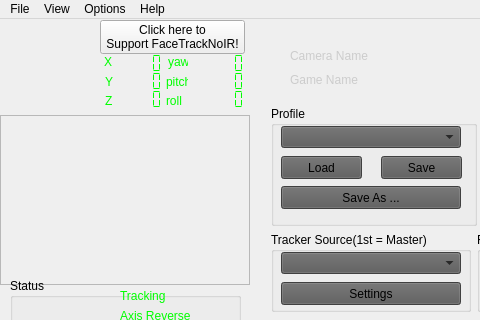
Old version of the form FaceTrackNoIR/FaceTrackNoIR.ui in the repository opentrack/opentrack; both pictures show x 0 to 480 and y 0 to 320 of the 925 by 415 pixel window.
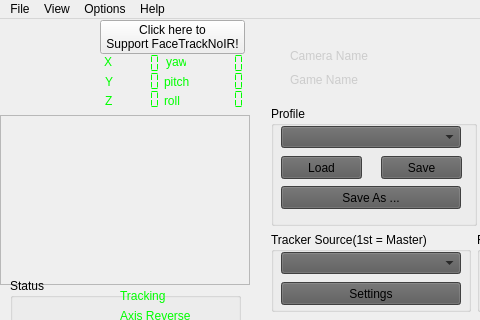
New version of the form. Icons and pictures are not drawn.

Commit message: Created a FaceTrackNoIR-version of FreeTrackClient.dll, because the existing one was crashing ArmA2. Made a 64-bit version too. The FTReportName function was a trouble-maker. In the repo of FreeTrack it expects a pointer to a name, in reality, it should receive an integer... Cost me a while to figure out why ArmA kept crashing :(

The edit to the form file:
```diff
--- a/FaceTrackNoIR/FaceTrackNoIR.ui
+++ b/FaceTrackNoIR/FaceTrackNoIR.ui
@@ -342,7 +342,7 @@
             <widget class="QLCDNumber" name="lcdNumOutputPosX">
              <property name="geometry">
               <rect>
-               <x>114</x>
+               <x>112</x>
                <y>34</y>
                <width>50</width>
                <height>21</height>
@@ -370,7 +370,7 @@
             <widget class="QLCDNumber" name="lcdNumOutputPosY">
              <property name="geometry">
               <rect>
-               <x>114</x>
+               <x>112</x>
                <y>52</y>
                <width>50</width>
                <height>21</height>
@@ -398,7 +398,7 @@
             <widget class="QLCDNumber" name="lcdNumOutputPosZ">
              <property name="geometry">
               <rect>
-               <x>114</x>
+               <x>112</x>
                <y>70</y>
                <width>50</width>
                <height>21</height>
@@ -474,7 +474,7 @@
             <widget class="QLabel" name="lblRotZ">
              <property name="geometry">
               <rect>
-               <x>166</x>
+               <x>164</x>
                <y>74</y>
                <width>20</width>
                <height>16</height>
@@ -490,7 +490,7 @@
             <widget class="QLabel" name="lblRotX">
              <property name="geometry">
               <rect>
-               <x>168</x>
+               <x>166</x>
                <y>35</y>
                <width>20</width>
                <height>16</height>
@@ -506,9 +506,9 @@
             <widget class="QLabel" name="lblRotY">
              <property name="geometry">
               <rect>
-               <x>166</x>
+               <x>164</x>
                <y>55</y>
-               <width>22</width>
+               <width>25</width>
                <height>16</height>
               </rect>
              </property>
```
The commit also changes 14 other files.
